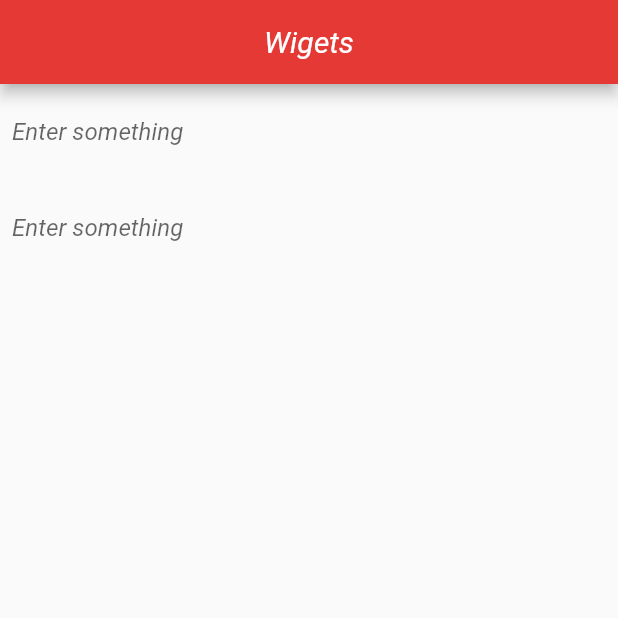
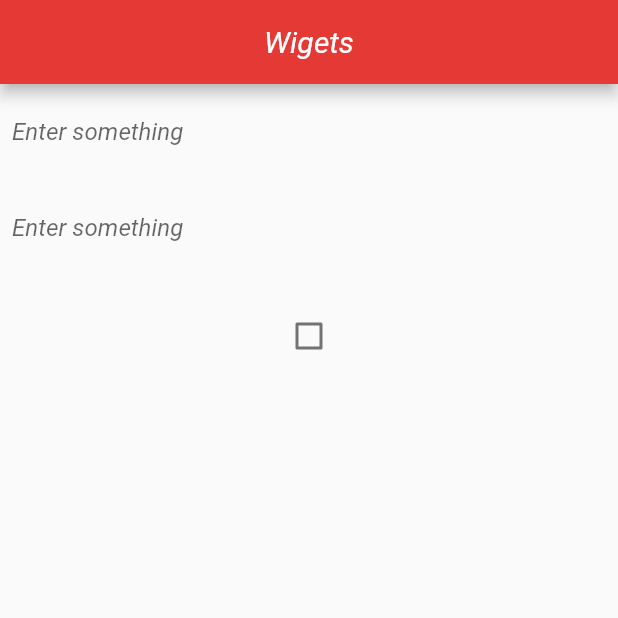
Before and after one commit to RishabhS05/FlutterBasics, a Flutter app: the screen it shows after launch, on a phone screen of 412 x 824 dp, the top half of it. Run offline on Flutter 3.47's test engine with Material 2 defaults, Android fonts, the phone set to English and light mode, and no system bars.

Commit message:
Checkbox Wiget

```diff
--- a/lib/main.dart
+++ b/lib/main.dart
@@ -13,6 +13,7 @@ class _HomeState extends State<Home> {
   TextEditingController controller;
   TextEditingController controller2;
   String text1 = '';
+  bool ischecked = false;
 
   @override
   void initState() {
@@ -57,7 +58,19 @@ class _HomeState extends State<Home> {
               },
             ),
           ),
-          Text(text1)
+          Text(text1),
+          Checkbox(
+            tristate: true,
+            checkColor: Colors.white,
+            activeColor: Colors.blue,
+            focusColor: Colors.red,
+            value: ischecked,
+            onChanged: (bool checked) {
+              setState(() {
+                this.ischecked = checked;
+              });
+            },
+          )
         ],
       ),
       floatingActionButton: FloatingActionButton(
@@ -66,12 +79,6 @@ class _HomeState extends State<Home> {
     );
   }
 
-  void snackBar(BuildContext contextstr, String text) {
-    Scaffold.of(context).showSnackBar(SnackBar(
-      content: Text(text),
-    ));
-  }
-
   void dispose() {
     controller.dispose();
     controller2.dispose();
```
